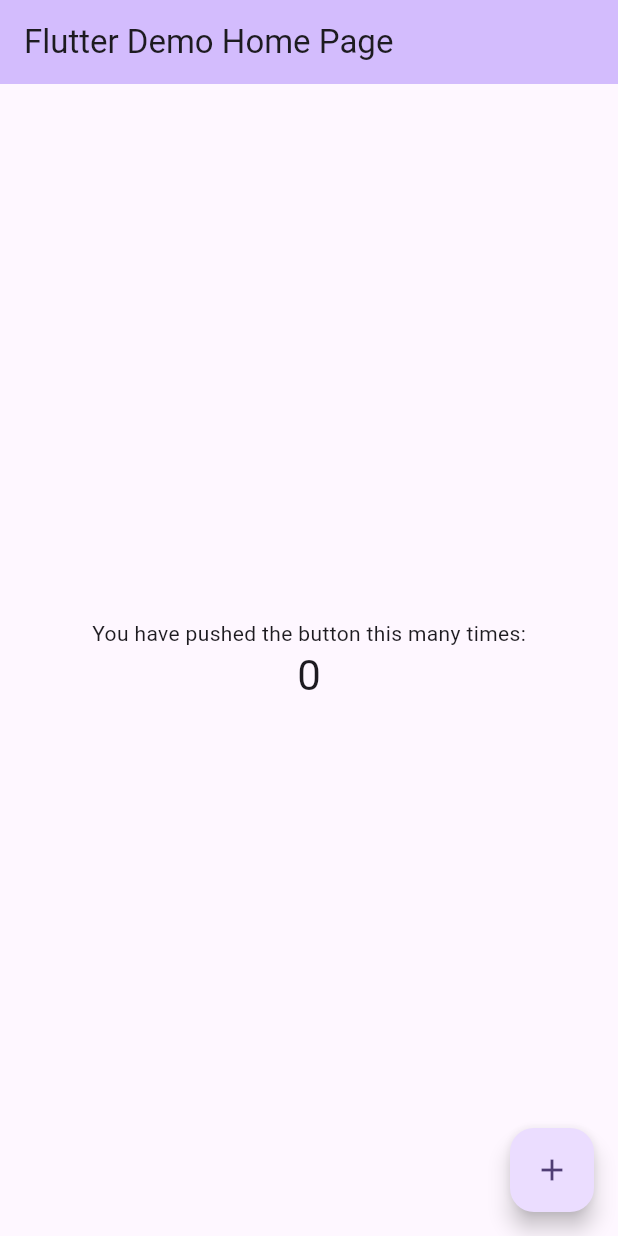
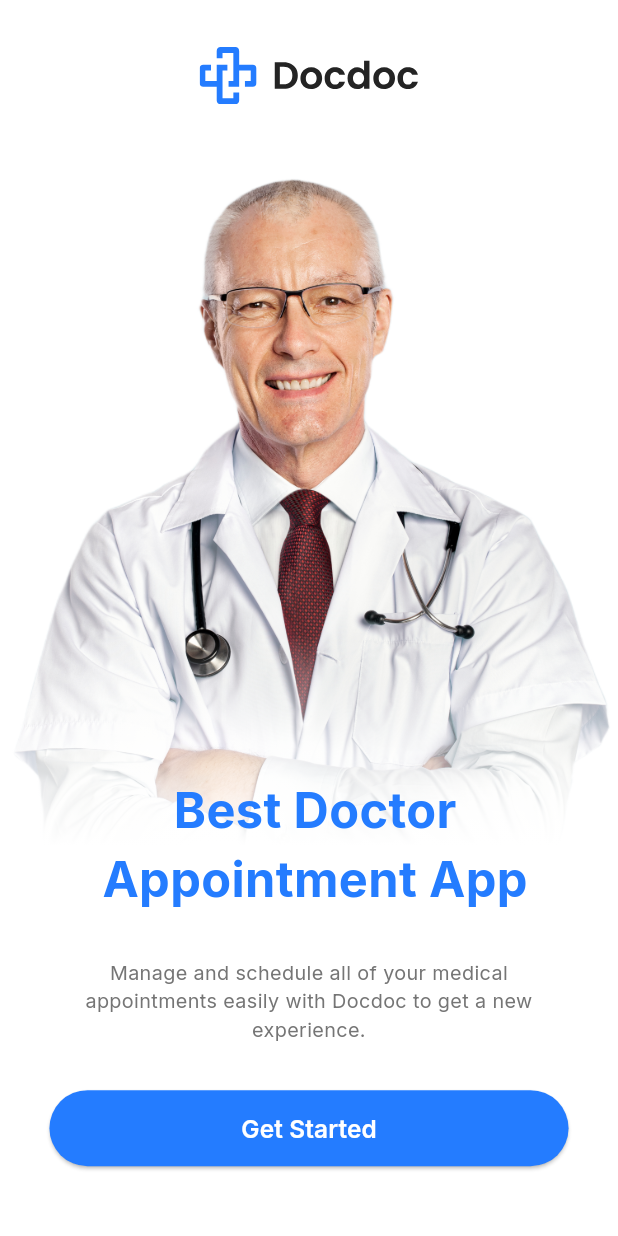
Before and after one commit to Ahmed-Ekramy/Appointment-Doctor, a Flutter app: the screen it shows after launch, on a phone screen of 412 x 824 dp. Run offline on Flutter 3.47's test engine with Material 3 defaults, Android fonts, the phone set to English and light mode, and no system bars; our stand-ins replace flutter_screenutil, flutter_svg, google_fonts.

Commit message:
ui boarding_screen

```diff
--- /dev/null
+++ b/lib/Image_doc.dart
@@ -0,0 +1,40 @@
+import 'package:flutter/material.dart';
+
+import 'core/theming/app_text.dart';
+
+class ImageDoc extends StatelessWidget {
+  const ImageDoc({
+    super.key,
+  });
+
+  @override
+  Widget build(BuildContext context) {
+    return Stack(children: [
+      Container(
+          foregroundDecoration: BoxDecoration(
+              gradient: LinearGradient(
+                  colors: [
+                    Colors.white,
+                    Colors.white.withOpacity(0.0),
+                  ],
+                  begin: Alignment.bottomCenter,
+                  end: Alignment.topCenter,
+                  stops: const [0.14, 0.4])),
+          child: Image.asset("assets/images/Image.png")),
+      Positioned(
+        bottom: 30,
+        right: 0,
+        left: 0,
+        child: Column(
+          children: [
+            Text(
+              "       Best Doctor\n Appointment App",
+              style: inter32w700(),
+            ),
+
+          ],
+        ),
+      )
+    ]);
+  }
+}
--- /dev/null
+++ b/lib/core/routing/app_route.dart
@@ -0,0 +1,26 @@
+import 'package:appointment/core/routing/route.dart';
+import 'package:flutter/material.dart';
+import '../../onboarding_screen.dart';
+
+class AppRouter {
+ static Route generateRoute(RouteSettings settings) {
+    switch (settings.name) {
+      case Routes.onBoarding:
+        return MaterialPageRoute(
+          builder: (context) {
+            return const OnBoardingScreen();
+          },
+        );
+      default:
+        return MaterialPageRoute(
+          builder: (context) {
+            return const Scaffold(
+              body: Center(
+                child: Text("No route defined"),
+              ),
+            );
+          },
+        );
+    }
+  }
+}
--- /dev/null
+++ b/lib/core/routing/route.dart
@@ -0,0 +1,4 @@
+class Routes{
+  static const String onBoarding="onBoardingScreen";
+  static const String home="homeScreen";
+}
--- /dev/null
+++ b/lib/core/theming/app_colors.dart
@@ -0,0 +1,8 @@
+
+import 'dart:ui';
+
+class ColorManager{
+  static const primaryColor=Color(0xff247CFF);
+  static const blackColor=Color(0xff242424);
+  static const grayColor=Color(0xFF757575);
+}
--- /dev/null
+++ b/lib/core/theming/app_text.dart
@@ -0,0 +1,14 @@
+import 'package:appointment/core/theming/app_colors.dart';
+import 'package:flutter/material.dart';
+import 'package:flutter_screenutil/flutter_screenutil.dart';
+import 'package:google_fonts/google_fonts.dart';
+
+TextStyle inter32w700()=>GoogleFonts.inter(
+    fontWeight: FontWeight.w700,fontSize: 32.sp,color: ColorManager.primaryColor
+);
+TextStyle inter13w400()=>GoogleFonts.inter(
+    fontWeight: FontWeight.w400,fontSize: 13.sp,color: ColorManager.grayColor
+);
+TextStyle inter16w600()=>GoogleFonts.inter(
+    fontWeight: FontWeight.w600,fontSize: 16.sp,color: Colors.white
+);
--- /dev/null
+++ b/lib/doc_app.dart
@@ -0,0 +1,29 @@
+import 'package:appointment/core/routing/app_route.dart';
+import 'package:appointment/core/theming/app_colors.dart';
+import 'package:flutter/material.dart';
+import 'package:flutter_screenutil/flutter_screenutil.dart';
+
+import 'core/routing/route.dart';
+
+class DocApp extends StatelessWidget {
+  const DocApp({Key? key}) : super(key: key);
+
+  @override
+  Widget build(BuildContext context) {
+    return  ScreenUtilInit(
+      designSize: const Size(375, 812),
+      minTextAdapt: true,
+      splitScreenMode: true,
+      child: MaterialApp(
+        debugShowCheckedModeBanner: false,
+        theme: ThemeData(
+          primaryColor: ColorManager.primaryColor,
+          scaffoldBackgroundColor: Colors.white,
+
+        ),
+        onGenerateRoute: (settings) => AppRouter.generateRoute(settings),
+        initialRoute: Routes.onBoarding,
+      ),
+    );
+  }
+}
--- /dev/null
+++ b/lib/doc_logo_and_name.dart
@@ -0,0 +1,21 @@
+import 'package:flutter/material.dart';
+import 'package:flutter_screenutil/flutter_screenutil.dart';
+import 'package:flutter_svg/flutter_svg.dart';
+
+class DocLogoName extends StatelessWidget {
+  const DocLogoName({
+    super.key,
+  });
+
+  @override
+  Widget build(BuildContext context) {
+    return Row(
+      mainAxisAlignment: MainAxisAlignment.center,
+      children: [
+        SvgPicture.asset("assets/svg/Frame.svg"),
+        SizedBox(width: 10.w,),
+        SvgPicture.asset("assets/svg/Docdoc.svg"),
+      ],
+    );
+  }
+}
--- a/lib/main.dart
+++ b/lib/main.dart
@@ -1,129 +1,7 @@
 import 'package:flutter/material.dart';
 
+import 'doc_app.dart';
+
 void main() {
-  runApp(const MyApp());
+  runApp(const DocApp());
 }
-
-class MyApp extends StatelessWidget {
-  const MyApp({super.key});
-
-  // This widget is the root of your application.
-  @override
-  Widget build(BuildContext context) {
-    return MaterialApp(
-      debugShowCheckedModeBanner: false,
-      title: 'Flutter Appointment',
-      theme: ThemeData(
-        // This is the theme of your application.
-        //
-        // TRY THIS: Try running your application with "flutter run". You'll see
-        // the application has a purple toolbar. Then, without quitting the app,
-        // try changing the seedColor in the colorScheme below to Colors.green
-        // and then invoke "hot reload" (save your changes or press the "hot
-        // reload" button in a Flutter-supported IDE, or press "r" if you used
-        // the command line to start the app).
-        //
-        // Notice that the counter didn't reset back to zero; the application
-        // state is not lost during the reload. To reset the state, use hot
-        // restart instead.
-        //
-        // This works for code too, not just values: Most code changes can be
-        // tested with just a hot reload.
-        colorScheme: ColorScheme.fromSeed(seedColor: Colors.deepPurple),
-        useMaterial3: true,
-      ),
-      home: const MyHomePage(title: 'Flutter Demo Home Page'),
-    );
-  }
-}
-
-class MyHomePage extends StatefulWidget {
-  const MyHomePage({super.key, required this.title});
-
-  // This widget is the home page of your application. It is stateful, meaning
-  // that it has a State object (defined below) that contains fields that affect
-  // how it looks.
-
-  // This class is the configuration for the state. It holds the values (in this
-  // case the title) provided by the parent (in this case the App widget) and
-  // used by the build method of the State. Fields in a Widget subclass are
-  // always marked "final".
-
-  final String title;
-
-  @override
-
-
-  //fffffffffff
-  State<MyHomePage> createState() => _MyHomePageState();
-}
-
-class _MyHomePageState extends State<MyHomePage> {
-  int _counter = 0;
-
-  void _incrementCounter() {
-    setState(() {
-      // This call to setState tells the Flutter framework that something has
-      // changed in this State, which causes it to rerun the build method below
-      // so that the display can reflect the updated values. If we changed
-      // _counter without calling setState(), then the build method would not be
-      // called again, and so nothing would appear to happen.
-      _counter++;
-    });
-  }
-
-  @override
-  Widget build(BuildContext context) {
-    // This method is rerun every time setState is called, for instance as done
-    // by the _incrementCounter method above.
-    //
-    // The Flutter framework has been optimized to make rerunning build methods
-    // fast, so that you can just rebuild anything that needs updating rather
-    // than having to individually change instances of widgets.
-    return Scaffold(
-      appBar: AppBar(
-        // TRY THIS: Try changing the color here to a specific color (to
-        // Colors.amber, perhaps?) and trigger a hot reload to see the AppBar
-        // change color while the other colors stay the same.
-        backgroundColor: Theme.of(context).colorScheme.inversePrimary,
-        // Here we take the value from the MyHomePage object that was created by
-        // the App.build method, and use it to set our appbar title.
-        title: Text(widget.title),
-      ),
-      body: Center(
-        // Center is a layout widget. It takes a single child and positions it
-        // in the middle of the parent.
-        child: Column(
-          // Column is also a layout widget. It takes a list of children and
-          // arranges them vertically. By default, it sizes itself to fit its
-          // children horizontally, and tries to be as tall as its parent.
-          //
-          // Column has various properties to control how it sizes itself and
-          // how it positions its children. Here we use mainAxisAlignment to
-          // center the children vertically; the main axis here is the vertical
-          // axis because Columns are vertical (the cross axis would be
-          // horizontal).
-          //
-          // TRY THIS: Invoke "debug painting" (choose the "Toggle Debug Paint"
-          // action in the IDE, or press "p" in the console), to see the
-          // wireframe for each widget.
-          mainAxisAlignment: MainAxisAlignment.center,
-          children: <Widget>[
-            const Text(
-              'You have pushed the button this many times:',
-            ),
-            Text(
-              '$_counter',
-              style: Theme.of(context).textTheme.headlineMedium,
-            ),
-          ],
-        ),
-      ),
-      floatingActionButton: FloatingActionButton(
-        onPressed: _incrementCounter,
-        tooltip: 'Increment',
-        child: const Icon(Icons.add),
-      ), // This trailing comma makes auto-formatting nicer for build methods.
-    );
-  }
-}
--- /dev/null
+++ b/lib/onboarding_screen.dart
@@ -0,0 +1,55 @@
+import 'package:appointment/core/theming/app_colors.dart';
+import 'package:flutter/material.dart';
+import 'package:flutter_screenutil/flutter_screenutil.dart';
+
+import 'Image_doc.dart';
+import 'core/theming/app_text.dart';
+import 'doc_logo_and_name.dart';
+
+class OnBoardingScreen extends StatelessWidget {
+  const OnBoardingScreen({super.key});
+
+  @override
+  Widget build(BuildContext context) {
+    return Scaffold(
+      body: Padding(
+        padding: EdgeInsets.only(top: 30.h, bottom: 30.h),
+        child: SingleChildScrollView(
+          physics: const BouncingScrollPhysics(),
+          child: Column(
+            children: [
+              const DocLogoName(),
+              SizedBox(
+                height: 30.h,
+              ),
+              const ImageDoc(),
+              Padding(
+                padding: EdgeInsets.symmetric(horizontal: 30.0.w),
+                child: Column(
+                  children: [
+                    Text(
+                      'Manage and schedule all of your medical appointments easily with Docdoc to get a new experience.',
+                      textAlign: TextAlign.center,
+                      style: inter13w400(),
+                    ),
+                    SizedBox(height: 30.h,),
+                    ElevatedButton(
+                        style: ButtonStyle(
+                            backgroundColor:MaterialStateProperty.all(ColorManager.primaryColor),
+                            tapTargetSize: MaterialTapTargetSize.shrinkWrap,
+                            minimumSize: MaterialStateProperty.all(Size(double.infinity,50.h))
+                        ),
+                        onPressed: () {
+
+                        }, child: Text("Get Started",style: inter16w600(),)),
+                  ],
+                ),
+              ),
+
+            ],
+          ),
+        ),
+      ),
+    );
+  }
+}
```
Also changed, not shown: pubspec.yaml (+6 -3 lines), assets/images/Image.png (added), assets/svg/Docdoc.svg (added), assets/svg/Frame.svg (added), pubspec.lock, 1 other file.
